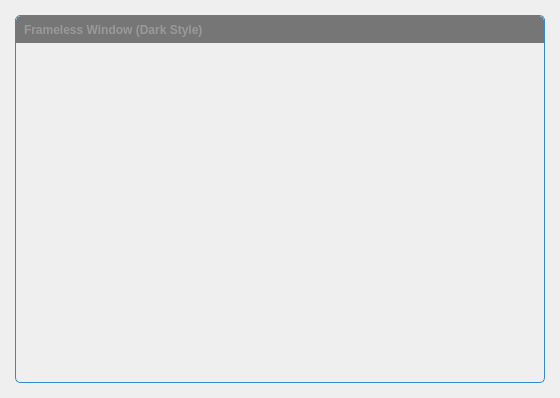
Above: framelesswindow/framelesswindow.ui from Jorgen-VikingGod/Qt-Frameless-Window-DarkStyle before the change. Below: the same form after it.
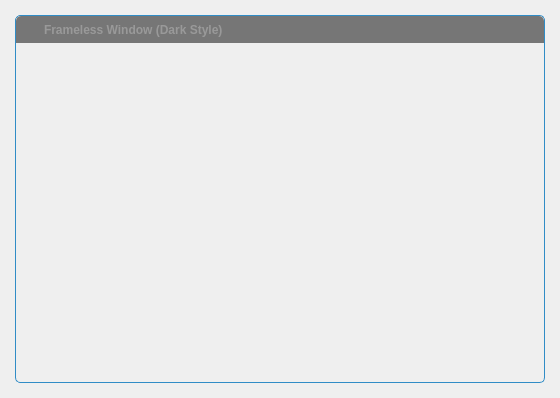
That is the form after the change. Icons and pictures are not drawn. Custom widgets are drawn as their Qt base class.

Commit message: implemented #18 window icon

The edit to the form file:
```diff
--- a/framelesswindow/framelesswindow.ui
+++ b/framelesswindow/framelesswindow.ui
@@ -76,7 +76,7 @@
         <property name="styleSheet">
          <string notr="true">#windowTitlebar{border: 0px none palette(base); border-top-left-radius:5px; border-top-right-radius:5px; background-color:palette(shadow); height:20px;}</string>
         </property>
-        <layout class="QHBoxLayout" name="horizontalLayout">
+        <layout class="QHBoxLayout" name="horizontalLayout" stretch="0,0,1,0,0,0,0">
          <property name="spacing">
           <number>0</number>
          </property>
@@ -92,6 +92,44 @@
          <property name="bottomMargin">
           <number>0</number>
          </property>
+         <item>
+          <widget class="QLabel" name="spacer">
+           <property name="minimumSize">
+            <size>
+             <width>4</width>
+             <height>0</height>
+            </size>
+           </property>
+           <property name="maximumSize">
+            <size>
+             <width>4</width>
+             <height>16777215</height>
+            </size>
+           </property>
+          </widget>
+         </item>
+         <item>
+          <widget class="QLabel" name="icon">
+           <property name="minimumSize">
+            <size>
+             <width>16</width>
+             <height>16</height>
+            </size>
+           </property>
+           <property name="maximumSize">
+            <size>
+             <width>16</width>
+             <height>16</height>
+            </size>
+           </property>
+           <property name="contextMenuPolicy">
+            <enum>Qt::NoContextMenu</enum>
+           </property>
+           <property name="styleSheet">
+            <string notr="true">#icon {background-color:palette(shadow);}</string>
+           </property>
+          </widget>
+         </item>
          <item>
           <widget class="QLabel" name="titleText">
            <property name="font">
```
The commit also changes 3 other files.
